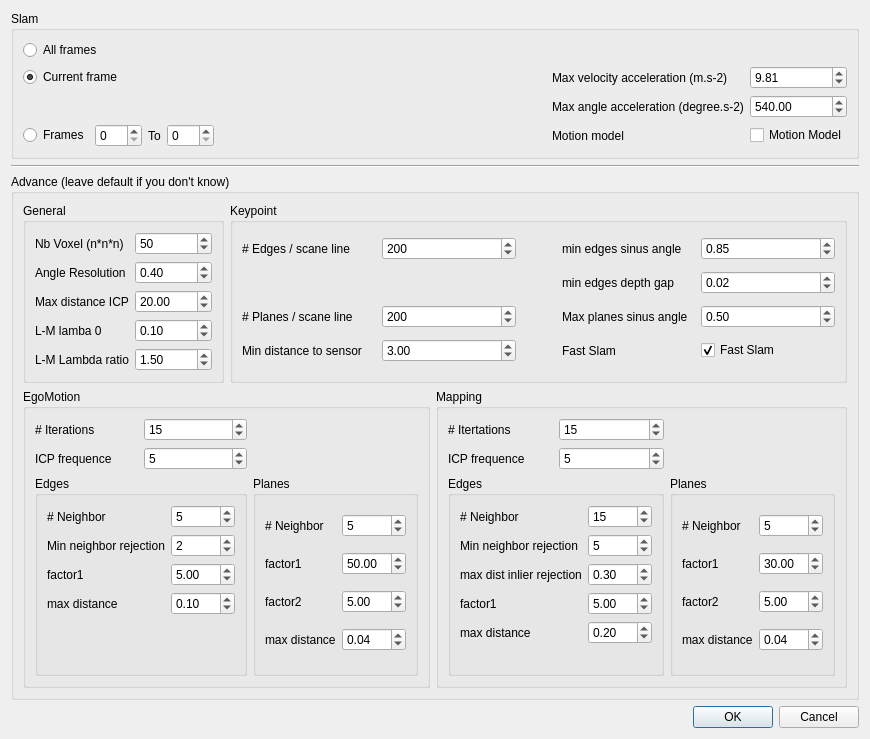
Qt form VelodyneHDL/vvSlamConfigurationDialog.ui (Kitware/VeloView) before a commit.
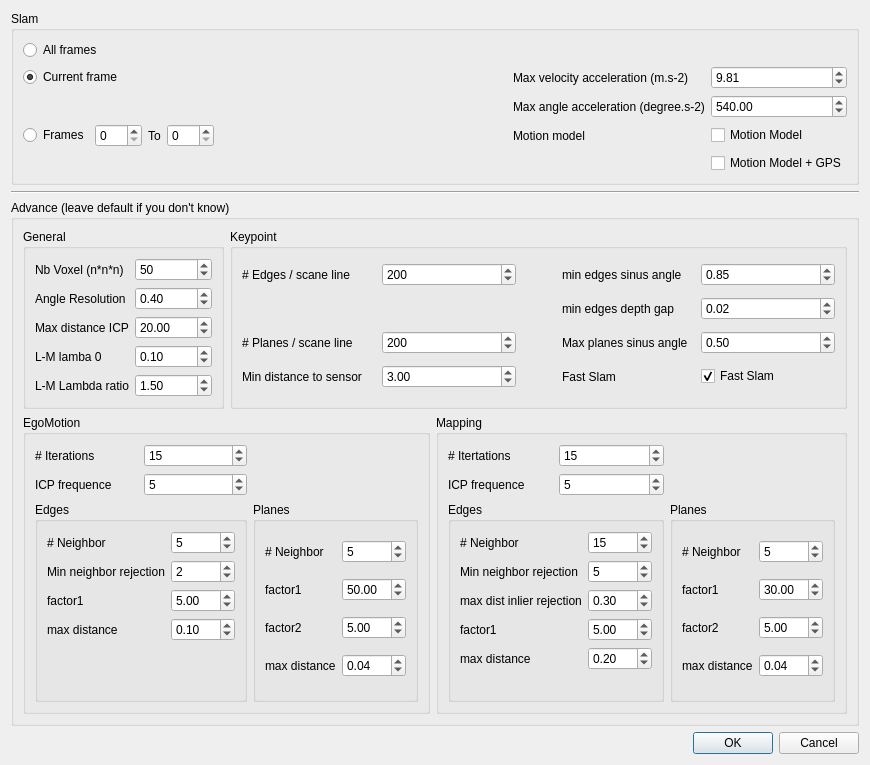
The same form after that commit.

Commit message: Add Motion Model + GPS velocity Kalman Filter

Diff of the .ui file:
```diff
--- a/VelodyneHDL/vvSlamConfigurationDialog.ui
+++ b/VelodyneHDL/vvSlamConfigurationDialog.ui
@@ -779,6 +779,13 @@
         </property>
        </widget>
       </item>
+      <item row="5" column="6">
+       <widget class="QCheckBox" name="MotionModelAndGPSCheckbox">
+        <property name="text">
+         <string>Motion Model + GPS</string>
+        </property>
+       </widget>
+      </item>
      </layout>
     </widget>
    </item>
```
Left out of the diff: 66 changed lines with no effect on the pictures. The commit also changes 5 other files.
